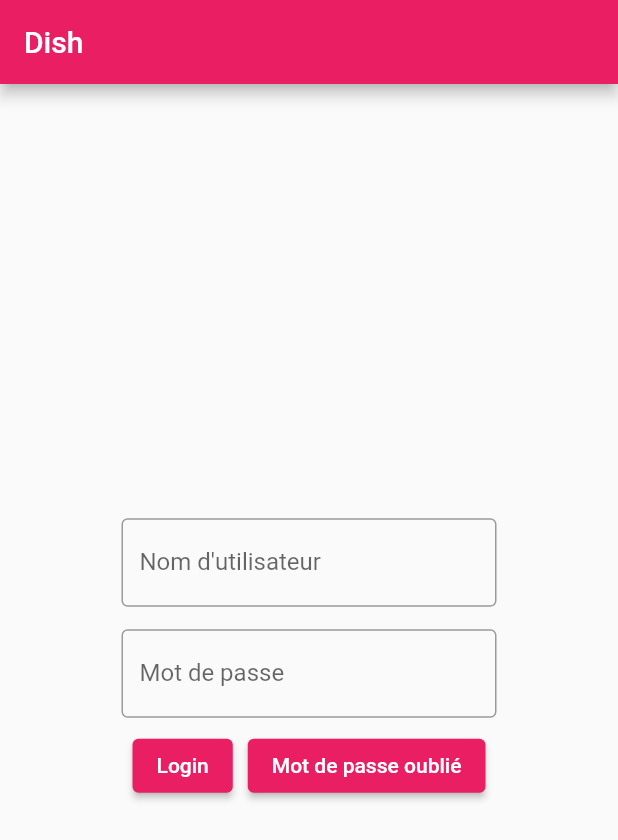
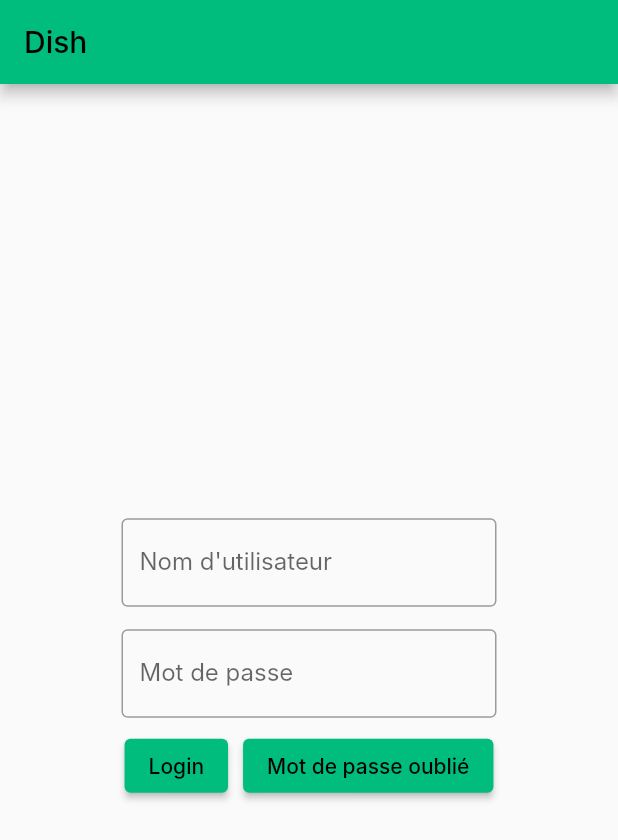
Before and after one commit to lediraison-a/projetISEN, a Flutter app: the screen it shows after launch, on a phone screen of 412 x 824 dp. Shown: the top 840 px of the screen. Run offline on Flutter 3.47's test engine with Material 2 defaults, Android fonts, the phone set to English and light mode, and no system bars; our stand-ins replace firebase_auth, firebase_core, fluttertoast, google_fonts; missing offline and left inert: flutter_barcode_scanner; accounts and stored records are empty; Roboto replaces fonts that are missing (Inter).

Commit message:
Update graphical charter to suit web front-end

```diff
--- a/lib/main.dart
+++ b/lib/main.dart
@@ -3,14 +3,10 @@
 import 'package:flutter/services.dart';
 import 'package:fluttertoast/fluttertoast.dart';
 import 'package:firebase_core/firebase_core.dart';
-import 'firebase_options.dart';
+import 'package:google_fonts/google_fonts.dart';
 import 'package:firebase_auth/firebase_auth.dart';
 import 'package:http/http.dart' as http;
 import 'dart:convert';
-
-// TODO:
-//    - re-check fonction mot de passe oublié
-//    - design
 
 Future<void> main() async {
   WidgetsFlutterBinding.ensureInitialized();
@@ -19,10 +15,32 @@
 }
 
 String barcodeNutella = "3017620422003";
+// url qui hébèrge l'api pour le moment, vu que la vm est indisponible
 String apiBaseUrl = "http://projetisenapi.zazadago.fr/";
 
 String? firebaseToken = "";
 final FirebaseAuth auth = FirebaseAuth.instance;
+
+// Création d'une primaryswatch à partir d'un hex
+MaterialColor buildMaterialColor(Color color) {
+  List strengths = <double>[.05];
+  Map<int, Color> swatch = {};
+  final int r = color.red, g = color.green, b = color.blue;
+
+  for (int i = 1; i < 10; i++) {
+    strengths.add(0.1 * i);
+  }
+  strengths.forEach((strength) {
+    final double ds = 0.5 - strength;
+    swatch[(strength * 1000).round()] = Color.fromRGBO(
+      r + ((ds < 0 ? r : (255 - r)) * ds).round(),
+      g + ((ds < 0 ? g : (255 - g)) * ds).round(),
+      b + ((ds < 0 ? b : (255 - b)) * ds).round(),
+      1,
+    );
+  });
+  return MaterialColor(color.value, swatch);
+}
 
 class MyApp extends StatelessWidget {
   static User? firebaseUser;
@@ -35,7 +53,8 @@
     return MaterialApp(
       title: 'MyHomePage',
       theme: ThemeData(
-        primarySwatch: Colors.pink,
+        primarySwatch: buildMaterialColor(Color(0xff00bd7e)),
+        fontFamily: 'Inter',
       ),
       home: const MyHomePage(title: 'Dish'),
     );
@@ -114,8 +133,7 @@
                                         child: const Text('Confirmer'),
                                         onPressed: () {
                                           auth.sendPasswordResetEmail(
-                                              email: mailTextController.text
-                                              );
+                                              email: mailTextController.text);
                                           Navigator.of(context).pop();
                                         },
                                       ),
--- a/pubspec.yaml
+++ b/pubspec.yaml
@@ -41,6 +41,7 @@
   firebase_core: ^2.1.1
   firebase_auth: ^4.1.0
   http: ^0.13.5
+  google_fonts: ^4.0.3
 
 dev_dependencies:
   flutter_test:
```
Also changed, not shown: pubspec.lock, 1 other file.
